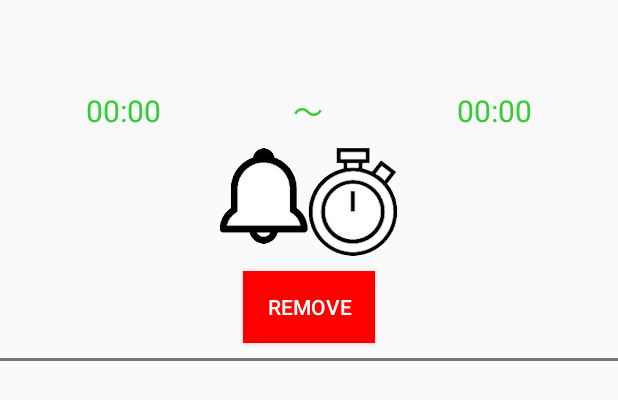
After one commit to NaokiNishizawa/ssa, an Android app: the layout schedule_list_dialog_row.xml on its own in the app's theme, with its tools: preview values and no code run, on a phone screen of 412 x 824 dp. The commit adds this screen. Shown: the top 400 px of the screen. Run offline under Robolectric (Android 15) with nearby library versions, the phone set to English and light mode, and no system bars.

Commit message:
[変更] 予定一覧画面を作成(まだベース段階)

```diff
--- a/ssa_code/app/build.gradle
+++ b/ssa_code/app/build.gradle
@@ -21,6 +21,7 @@ android {
 dependencies {
     implementation fileTree(dir: 'libs', include: ['*.jar'])
     implementation 'com.android.support:appcompat-v7:28.0.0'
+    implementation "androidx.recyclerview:recyclerview:1.1.0"
     implementation "androidx.fragment:fragment:1.1.0"
     implementation 'com.android.support.constraint:constraint-layout:1.1.3'
     testImplementation 'junit:junit:4.12'
--- a/ssa_code/app/src/main/java/com/study/ssa/CalendarAdapter.java
+++ b/ssa_code/app/src/main/java/com/study/ssa/Adapter/CalendarAdapter.java
@@ -1,4 +1,4 @@
-package com.study.ssa;
+package com.study.ssa.Adapter;
 
 import android.content.Context;
 import android.graphics.Color;
@@ -10,6 +10,8 @@ import android.widget.BaseAdapter;
 import android.widget.ImageView;
 import android.widget.TextView;
 
+import com.study.ssa.DateManager;
+import com.study.ssa.R;
 import com.study.ssa.SsaSchedule.SsaScheduleManager;
 
 import java.text.SimpleDateFormat;
--- a/ssa_code/app/src/main/java/com/study/ssa/DateManager.java
+++ b/ssa_code/app/src/main/java/com/study/ssa/DateManager.java
@@ -11,7 +11,7 @@ import java.util.Locale;
  * カレンダー日付管理クラス
  */
 public class DateManager {
-    Calendar mCalendar;
+    public Calendar mCalendar;
 
     public DateManager(){
         mCalendar = Calendar.getInstance();
--- a/ssa_code/app/src/main/res/layout/register_dialog.xml
+++ b/ssa_code/app/src/main/res/layout/register_dialog.xml
@@ -1,7 +1,8 @@
 <?xml version="1.0" encoding="utf-8"?>
 <LinearLayout
     xmlns:android="http://schemas.android.com/apk/res/android"
-    android:layout_width="250dp"
+    android:id="@+id/regster_dialog_base_layout"
+    android:layout_width="wrap_content"
     android:layout_height="match_parent"
     android:paddingTop="@dimen/small_margin"
     android:paddingRight="@dimen/normal_margin"
@@ -15,7 +16,7 @@
         android:layout_height="wrap_content"
         android:layout_gravity="center"
         android:textColor="@color/colorLightBlue"
-        android:textSize="15dp"/>
+        android:textSize="@dimen/small_text_size"/>
 
     <EditText
         android:id="@+id/content_edit_text"
--- /dev/null
+++ b/ssa_code/app/src/main/res/layout/schedule_list_dialog_row.xml
@@ -0,0 +1,112 @@
+<?xml version="1.0" encoding="utf-8"?>
+<LinearLayout xmlns:android="http://schemas.android.com/apk/res/android"
+    android:orientation="vertical"
+    android:layout_width="match_parent"
+    android:layout_height="wrap_content">
+
+    <LinearLayout
+        android:layout_width="match_parent"
+        android:layout_height="0dp"
+        android:layout_weight="1"
+        android:orientation="vertical">
+
+        <TextView
+            android:id="@+id/schedule_list_day"
+            android:layout_width="match_parent"
+            android:layout_height="wrap_content"
+            android:layout_gravity="center"
+            android:gravity="center"
+            android:textColor="@color/colorLightBlue"
+            android:textSize="@dimen/small_text_size"/>
+
+        <TextView
+            android:id="@+id/schedule_list_content"
+            android:layout_width="match_parent"
+            android:layout_height="wrap_content"
+            android:layout_gravity="center"
+            android:gravity="center"
+            android:textColor="@color/colorViolet"
+            android:textSize="@dimen/text_normal_size"
+            android:textStyle="bold"/>
+
+        <LinearLayout
+            android:layout_width="match_parent"
+            android:layout_height="wrap_content"
+            android:gravity="center"
+            android:layout_marginTop="@dimen/normal_margin"
+            android:orientation="horizontal">
+
+            <!-- 開始時間 -->
+            <TextView
+                android:id="@+id/schedule_start_time_text"
+                android:layout_width="0dp"
+                android:layout_height="wrap_content"
+                android:layout_weight="2"
+                android:gravity="center"
+                android:textColor="@color/colorLimeGreen"
+                android:textSize="@dimen/text_normal_size"
+                android:text="00:00"/>
+
+            <TextView
+                android:layout_width="0dp"
+                android:layout_height="wrap_content"
+                android:layout_weight="1"
+                android:gravity="center"
+                android:textColor="@color/colorLimeGreen"
+                android:textSize="@dimen/text_normal_size"
+                android:text="〜"/>
+
+            <!-- 終了時間 -->
+            <TextView
+                android:id="@+id/schedule_end_time_text"
+                android:layout_width="0dp"
+                android:layout_height="wrap_content"
+                android:layout_weight="2"
+                android:gravity="center"
+                android:textColor="@color/colorLimeGreen"
+                android:textSize="@dimen/text_normal_size"
+                android:text="00:00"/>
+
+        </LinearLayout>
+
+        <!-- モードアイコン -->
+        <LinearLayout
+            android:layout_width="wrap_content"
+            android:layout_height="wrap_content"
+            android:orientation="horizontal"
+            android:layout_marginTop="@dimen/normal_margin"
+            android:layout_gravity="center">
+
+            <ImageView
+                android:id="@+id/schedule_alert_icon"
+                android:layout_width="wrap_content"
+                android:layout_height="wrap_content"
+                android:src="@mipmap/skt_arerlt"/>
+
+            <ImageView
+                android:id="@+id/schedule_timer_icon"
+                android:layout_width="wrap_content"
+                android:layout_height="wrap_content"
+                android:src="@mipmap/skt_timer"/>
+        </LinearLayout>
+
+    </LinearLayout>
+
+    <!-- Removeボタン -->
+    <Button
+        android:id="@+id/remove_button"
+        android:layout_width="wrap_content"
+        android:layout_height="wrap_content"
+        android:layout_gravity="center"
+        android:background="@color/colorRed"
+        android:layout_margin="@dimen/normal_margin"
+        android:textColor="@color/colorWhite"
+        android:text="@string/do_remove"/>
+
+    <!-- 区切り線 -->
+    <View
+        android:layout_width="match_parent"
+        android:layout_height="2dp"
+        android:background="@color/colorGray"/>
+
+</LinearLayout>
--- /dev/null
+++ b/ssa_code/app/src/main/res/values/attrs.xml
@@ -0,0 +1,6 @@
+<?xml version="1.0" encoding="utf-8"?>
+<resources>
+    <declare-styleable name="MaxHeightScrollView">
+        <attr name="maxHeight" format="dimension" />
+    </declare-styleable>
+</resources>
--- a/ssa_code/app/src/main/res/values/colors.xml
+++ b/ssa_code/app/src/main/res/values/colors.xml
@@ -6,9 +6,12 @@
     <color name="colorGray">#777777</color>
     <color name="colorBlue">#0000FF</color>
     <color name="colorLightBlue">#AFEEEE</color>
-    <color name="colorRed">#F00</color>
+    <color name="colorRed">#FF0000</color>
     <color name="colorWhite">#FFFFFF</color>
     <color name="colorBlack">#000</color>
     <color name="colorOrange">#FFA500</color>
     <color name="colorGold">#FFD700</color>
+    <color name="colorViolet">#EE82EE</color>
+    <color name="colorLimeGreen">#32CD32</color>
+
 </resources>
--- a/ssa_code/app/src/main/res/values/dimen.xml
+++ b/ssa_code/app/src/main/res/values/dimen.xml
@@ -3,4 +3,5 @@
     <dimen name="text_normal_size">20dp</dimen>
     <dimen name="normal_margin">10dp</dimen>
     <dimen name="small_margin">5dp</dimen>
+    <dimen name="small_text_size">15dp</dimen>
 </resources>
--- a/ssa_code/app/src/main/res/values/strings.xml
+++ b/ssa_code/app/src/main/res/values/strings.xml
@@ -10,4 +10,7 @@
     <!-- 登録ダイアログ -->
     <string name="before_notification">開始10分前に通知いたしますか？</string>
     <string name="do_register">登録</string>
+
+    <!-- 予定一覧ダイアログ -->
+    <string name="do_remove">REMOVE</string>
 </resources>
```
Also changed, not shown: ssa_code/app/src/main/java/com/study/ssa/Adapter/ScheduleListAdapter.java (added, +61 -0 lines), ssa_code/app/src/main/java/com/study/ssa/Dialog/RegisterDialogFragment.java (+42 -9 lines), ssa_code/app/src/main/java/com/study/ssa/Dialog/ScheduleListDialogFragment.java (added, +114 -0 lines), ssa_code/app/src/main/java/com/study/ssa/MainActivity.java (+65 -13 lines), ssa_code/app/src/main/java/com/study/ssa/MesuredRecyclerView.java (added, +37 -0 lines), ssa_code/app/src/main/java/com/study/ssa/SsaSchedule/SsaSchedule.java (+12 -0 lines), ssa_code/app/src/main/java/com/study/ssa/SsaSchedule/SsaScheduleManager.java (+69 -0 lines), ssa_code/app/src/main/java/com/study/ssa/ViewHolder/ScheduleListViewHolder.java (added, +36 -0 lines), ssa_code/app/src/main/res/layout/schedule_list_dialog.xml (added, +21 -0 lines).
